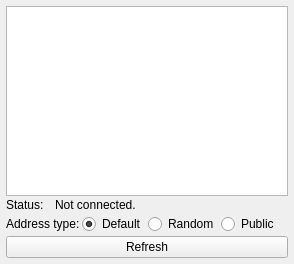
This is plugins/nus_transport/nus_bluetooth_setup.ui in thedjnK/AuTerm as Qt 5 draws it before an edit. The edited form follows.
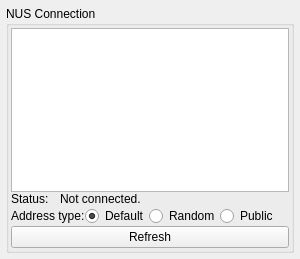
This is the edited form.

Commit message: plugins: transport: nus: Fix horizontal width, somewhat

What changed in the file:
```diff
--- a/plugins/nus_transport/nus_bluetooth_setup.ui
+++ b/plugins/nus_transport/nus_bluetooth_setup.ui
@@ -6,12 +6,12 @@
    <rect>
     <x>0</x>
     <y>0</y>
-    <width>294</width>
-    <height>264</height>
+    <width>300</width>
+    <height>259</height>
    </rect>
   </property>
   <property name="sizePolicy">
-   <sizepolicy hsizetype="Maximum" vsizetype="Preferred">
+   <sizepolicy hsizetype="Preferred" vsizetype="Preferred">
     <horstretch>0</horstretch>
     <verstretch>0</verstretch>
    </sizepolicy>
@@ -35,7 +35,74 @@
    <property name="spacing">
     <number>2</number>
    </property>
-   <item row="3" column="0" colspan="3">
+   <item row="0" column="0" colspan="2">
+    <widget class="QGroupBox" name="groupBox">
+     <property name="title">
+      <string>NUS Connection</string>
+     </property>
+     <layout class="QVBoxLayout" name="verticalLayout">
+      <property name="spacing">
+       <number>0</number>
+      </property>
+      <property name="leftMargin">
+       <number>2</number>
+      </property>
+      <property name="topMargin">
+       <number>2</number>
+      </property>
+      <property name="rightMargin">
+       <number>2</number>
+      </property>
+      <property name="bottomMargin">
+       <number>2</number>
+      </property>
+      <item>
+       <widget class="QListWidget" name="list_devices"/>
+      </item>
+      <item>
+       <layout class="QHBoxLayout" name="horizontalLayout_2">
+        <property name="spacing">
+         <number>2</number>
+        </property>
+        <property name="topMargin">
+         <number>0</number>
+        </property>
+        <item>
+         <widget class="QLabel" name="label_3">
+          <property name="sizePolicy">
+           <sizepolicy hsizetype="Maximum" vsizetype="Preferred">
+            <horstretch>0</horstretch>
+            <verstretch>0</verstretch>
+           </sizepolicy>
+          </property>
+          <property name="text">
+           <string>Status:</string>
+          </property>
+         </widget>
+        </item>
+        <item>
+         <widget class="QLabel" name="label_status_image">
+          <property name="sizePolicy">
+           <sizepolicy hsizetype="Maximum" vsizetype="Preferred">
+            <horstretch>0</horstretch>
+            <verstretch>0</verstretch>
+           </sizepolicy>
+          </property>
+          <property name="text">
+           <string/>
+          </property>
+         </widget>
+        </item>
+        <item>
+         <widget class="QLabel" name="label_status">
+          <property name="text">
+           <string>Not connected.</string>
+          </property>
+         </widget>
+        </item>
+       </layout>
+      </item>
+      <item>
     <layout class="QHBoxLayout" name="horizontalLayout">
      <item>
       <widget class="QLabel" name="label_2">
@@ -83,53 +150,7 @@
      </item>
     </layout>
    </item>
-   <item row="0" column="0" colspan="3">
-    <widget class="QListWidget" name="list_devices"/>
-   </item>
-   <item row="2" column="0" colspan="3">
-    <layout class="QHBoxLayout" name="horizontalLayout_2">
-     <property name="spacing">
-      <number>2</number>
-     </property>
-     <property name="topMargin">
-      <number>0</number>
-     </property>
      <item>
-      <widget class="QLabel" name="label_3">
-       <property name="sizePolicy">
-        <sizepolicy hsizetype="Maximum" vsizetype="Preferred">
-         <horstretch>0</horstretch>
-         <verstretch>0</verstretch>
-        </sizepolicy>
-       </property>
-       <property name="text">
-        <string>Status:</string>
-       </property>
-      </widget>
-     </item>
-     <item>
-      <widget class="QLabel" name="label_status_image">
-       <property name="sizePolicy">
-        <sizepolicy hsizetype="Maximum" vsizetype="Preferred">
-         <horstretch>0</horstretch>
-         <verstretch>0</verstretch>
-        </sizepolicy>
-       </property>
-       <property name="text">
-        <string/>
-       </property>
-      </widget>
-     </item>
-     <item>
-      <widget class="QLabel" name="label_status">
-       <property name="text">
-        <string>Not connected.</string>
-       </property>
-      </widget>
-     </item>
-    </layout>
-   </item>
-   <item row="4" column="0" colspan="3">
     <widget class="QPushButton" name="btn_refresh">
      <property name="enabled">
       <bool>true</bool>
@@ -137,6 +158,9 @@
      <property name="text">
       <string>Refresh</string>
      </property>
+       </widget>
+      </item>
+     </layout>
     </widget>
    </item>
   </layout>
```
Lines whose indentation alone changed are shown as unchanged. The commit also changes 1 other file.
